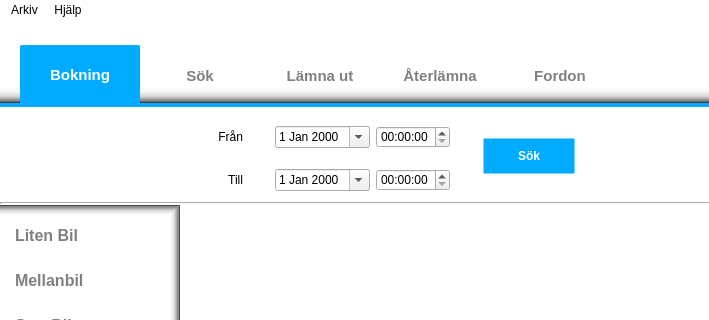
Before: the Qt Designer form trunk/gui/MainWindow.ui in nilsknacken/A3B-repo, drawn with Qt 5; both pictures show x 0 to 709 and y 0 to 320 of the 800 by 600 pixel window.
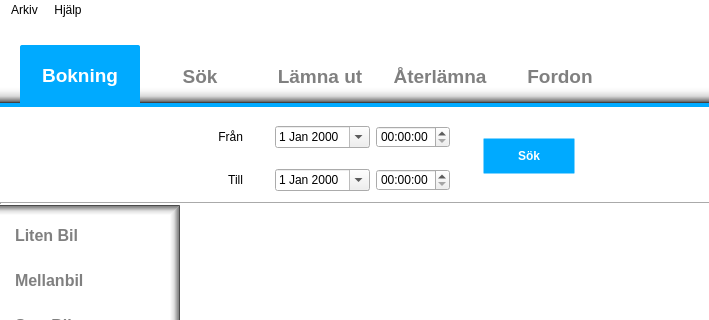
After: the same form once the commit is applied. The open tabs and pages were chosen to show the change. Icons and pictures are not drawn.

Commit message: Stavfel korrigerat i readme, och grafisk ändring i mainwindow.ui. // Adam

What changed in the file:
```diff
--- a/trunk/gui/MainWindow.ui
+++ b/trunk/gui/MainWindow.ui
@@ -566,7 +566,7 @@
       </property>
       <property name="font">
        <font>
-        <pointsize>11</pointsize>
+        <pointsize>14</pointsize>
         <weight>75</weight>
         <italic>false</italic>
         <bold>true</bold>
```
Left out of the diff: 12 changed lines with no effect on the pictures. The commit also changes 1 other file.
